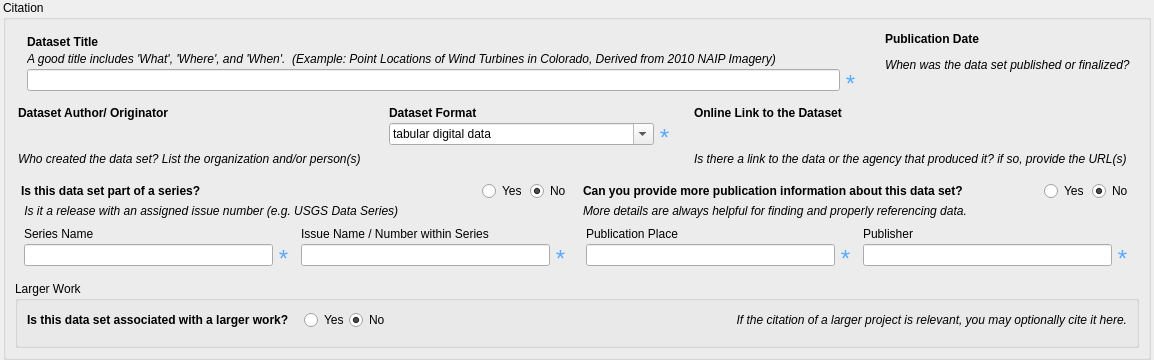
This is pymdwizard/gui/ui_files/citeinfo.ui in DOI-USGS/fort-pymdwizard as Qt 5 draws it before an edit. The edited form follows.
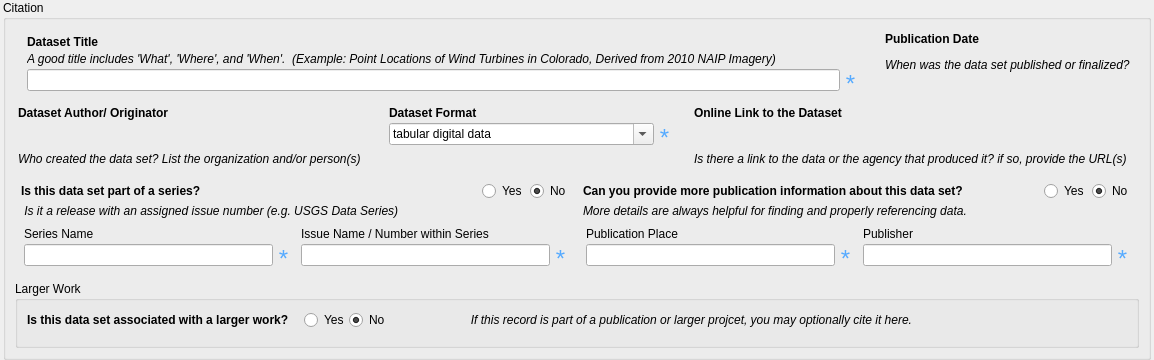
This is the edited form.

Patch:
```diff
--- a/pymdwizard/gui/ui_files/citeinfo.ui
+++ b/pymdwizard/gui/ui_files/citeinfo.ui
@@ -1119,9 +1119,12 @@
              <property name="orientation">
               <enum>Qt::Horizontal</enum>
              </property>
+             <property name="sizeType">
+              <enum>QSizePolicy::Fixed</enum>
+             </property>
              <property name="sizeHint" stdset="0">
               <size>
-               <width>40</width>
+               <width>80</width>
                <height>20</height>
               </size>
              </property>
@@ -1133,13 +1136,26 @@
               <string notr="true">font: italic;</string>
              </property>
              <property name="text">
-              <string>If the citation of a larger project is relevant, you may optionally cite it here.</string>
+              <string>If this record is part of a publication or larger projcet, you may optionally cite it here.</string>
              </property>
              <property name="alignment">
               <set>Qt::AlignRight|Qt::AlignTrailing|Qt::AlignVCenter</set>
              </property>
             </widget>
            </item>
+           <item>
+            <spacer name="horizontalSpacer_7">
+             <property name="orientation">
+              <enum>Qt::Horizontal</enum>
+             </property>
+             <property name="sizeHint" stdset="0">
+              <size>
+               <width>40</width>
+               <height>20</height>
+              </size>
+             </property>
+            </spacer>
+           </item>
           </layout>
          </item>
          <item>
```
Left out of the diff: 2 changed lines with no effect on the pictures.
